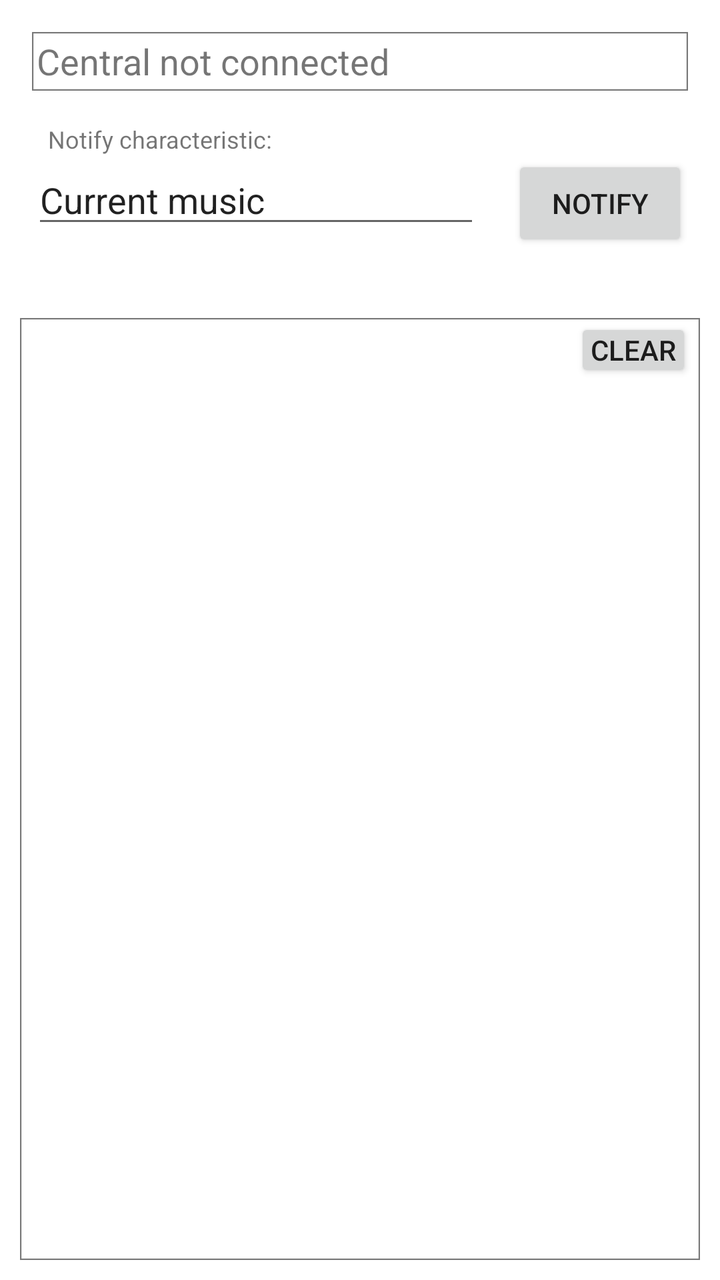
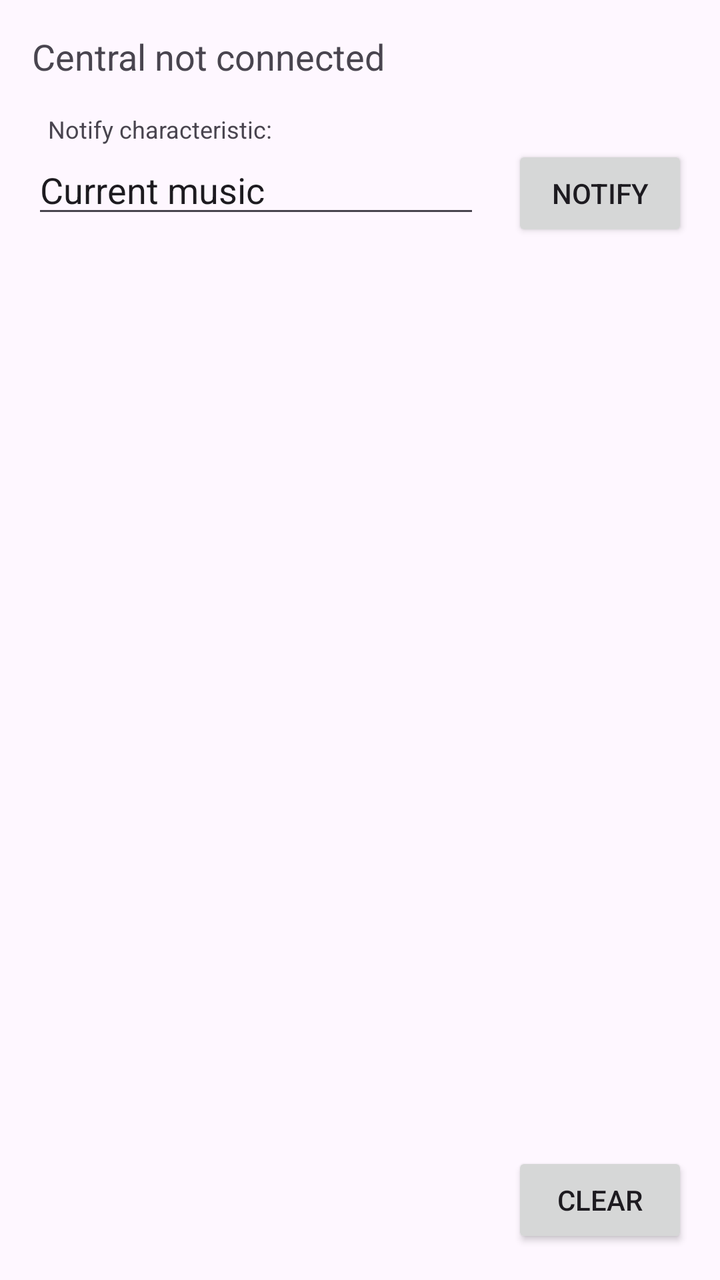

Compare the two renders of this Android layout. The source of the first and the diff that turns it into the second are given below.
<!-- AndroidManifest.xml: application theme Theme.Twingo -->
<!-- res/layout/activity_main.xml -->
<?xml version="1.0" encoding="utf-8"?>
<androidx.constraintlayout.widget.ConstraintLayout xmlns:android="http://schemas.android.com/apk/res/android"
    xmlns:app="http://schemas.android.com/apk/res-auto"
    xmlns:tools="http://schemas.android.com/tools"
    android:layout_width="match_parent"
    android:layout_height="match_parent"
    android:layout_marginTop="96dp"
    tools:context=".MainActivity">

    <TextView
        android:id="@+id/textViewConnectionState"
        android:layout_width="0dp"
        android:layout_height="wrap_content"
        android:layout_marginStart="16dp"
        android:layout_marginTop="16dp"
        android:layout_marginEnd="16dp"
        android:background="@drawable/img_gray_border"
        android:text="@string/textDisconnected"
        android:textSize="18sp"
        app:layout_constraintEnd_toEndOf="parent"
        app:layout_constraintStart_toStartOf="parent"
        app:layout_constraintTop_toTopOf="parent" />

    <TextView
        android:id="@+id/textViewHintCurrentMusicCharacteristic"
        android:layout_width="wrap_content"
        android:layout_height="wrap_content"
        android:layout_marginStart="24dp"
        android:layout_marginTop="16dp"
        android:text="@string/textStaticCurrentMusicCharacteristic"
        android:textSize="12sp"
        app:layout_constraintStart_toStartOf="parent"
        app:layout_constraintTop_toBottomOf="@+id/textViewConnectionState" />

    <EditText
        android:id="@+id/editTextCurrentMusicCharacteristic"
        android:layout_width="0dp"
        android:layout_height="wrap_content"
        android:layout_marginStart="16dp"
        android:layout_marginEnd="16dp"
        android:autofillHints=""
        android:ems="10"
        android:inputType="text"
        android:text="Current music"
        app:layout_constraintEnd_toStartOf="@+id/buttonNotify"
        app:layout_constraintStart_toStartOf="parent"
        app:layout_constraintTop_toBottomOf="@+id/textViewHintCurrentMusicCharacteristic" />

    <Button
        android:id="@+id/buttonNotify"
        android:layout_width="wrap_content"
        android:layout_height="wrap_content"
        android:layout_marginEnd="16dp"
        android:onClick="onTapSend"
        android:text="@string/buttonNotify"
        app:layout_constraintBaseline_toBaselineOf="@+id/editTextCurrentMusicCharacteristic"
        app:layout_constraintEnd_toEndOf="parent" />

    <ImageView
        android:id="@+id/musicCover"
        android:layout_width="wrap_content"
        android:layout_height="wrap_content"
        android:layout_marginStart="16dp"
        android:layout_marginTop="16dp"
        android:contentDescription=""
        app:layout_constraintStart_toStartOf="parent"
        app:layout_constraintTop_toBottomOf="@+id/editTextCurrentMusicCharacteristic" />

    <ImageView
        android:id="@+id/grayscaleMusicCover"
        android:layout_width="wrap_content"
        android:layout_height="wrap_content"
        android:layout_marginStart="16dp"
        android:layout_marginTop="16dp"
        android:contentDescription=""
        app:layout_constraintStart_toEndOf="@+id/musicCover"
        app:layout_constraintTop_toBottomOf="@+id/editTextCurrentMusicCharacteristic" />

    <ScrollView
        android:id="@+id/scrollViewLog"
        android:layout_width="match_parent"
        android:layout_height="0dp"
        android:layout_marginStart="10dp"
        android:layout_marginTop="24dp"
        android:layout_marginEnd="10dp"
        android:layout_marginBottom="10dp"
        android:layout_weight="1"
        android:background="@drawable/img_gray_border"
        app:layout_constraintBottom_toBottomOf="parent"
        app:layout_constraintEnd_toEndOf="parent"
        app:layout_constraintHorizontal_bias="0.0"
        app:layout_constraintStart_toStartOf="parent"
        app:layout_constraintTop_toBottomOf="@+id/musicCover">

        <TextView
            android:id="@+id/textViewLog"
            android:layout_width="wrap_content"
            android:layout_height="wrap_content" />

    </ScrollView>

    <Button
        android:id="@+id/buttonClearLog"
        android:layout_width="wrap_content"
        android:layout_height="wrap_content"
        android:layout_marginEnd="4dp"
        android:minWidth="48dip"
        android:minHeight="32dip"
        android:onClick="onTapClearLog"
        android:paddingLeft="8dp"
        android:paddingTop="4dp"
        android:paddingRight="8dp"
        android:paddingBottom="4dp"
        android:text="@string/buttonClearLogs"
        app:layout_constraintEnd_toEndOf="@+id/scrollViewLog"
        app:layout_constraintTop_toTopOf="@+id/scrollViewLog" />

</androidx.constraintlayout.widget.ConstraintLayout>
<!-- resources referenced by this layout -->
<resources>
  <!-- drawable img_gray_border: png bitmap (drawable-hdpi, 338 bytes) -->
  <string name="buttonClearLogs">Clear</string>
  <string name="buttonNotify">Notify</string>
  <string name="textDisconnected">Central not connected</string>
  <string name="textStaticCurrentMusicCharacteristic">Notify characteristic:</string>
  <style name="Theme.Twingo" parent="Theme.MaterialComponents.DayNight.DarkActionBar">
          
          <item name="colorPrimary">@color/purple_500</item>
          <item name="colorPrimaryVariant">@color/purple_700</item>
          <item name="colorOnPrimary">@color/white</item>
          
          <item name="colorSecondary">@color/teal_200</item>
          <item name="colorSecondaryVariant">@color/teal_700</item>
          <item name="colorOnSecondary">@color/black</item>
          
          <item name="android:statusBarColor" tools:targetApi="l">?attr/colorPrimaryVariant</item>
          
      </style>
  <color name="purple_500">#FF6200EE</color>
  <color name="purple_700">#FF3700B3</color>
  <color name="white">#FFFFFFFF</color>
  <color name="teal_200">#FF03DAC5</color>
  <color name="teal_700">#FF018786</color>
  <color name="black">#FF000000</color>
</resources>

<!-- the commit's change to res/layout/activity_main.xml (unified diff, before → after) -->
@@ -4,7 +4,7 @@
     xmlns:tools="http://schemas.android.com/tools"
     android:layout_width="match_parent"
     android:layout_height="match_parent"
-    android:layout_marginTop="96dp"
+    android:layout_marginTop="64dp"
     tools:context=".MainActivity">
 
     <TextView
@@ -14,7 +14,6 @@
         android:layout_marginStart="16dp"
         android:layout_marginTop="16dp"
         android:layout_marginEnd="16dp"
-        android:background="@drawable/img_gray_border"
         android:text="@string/textDisconnected"
         android:textSize="18sp"
         app:layout_constraintEnd_toEndOf="parent"
@@ -58,20 +57,20 @@
 
     <ImageView
         android:id="@+id/musicCover"
-        android:layout_width="wrap_content"
-        android:layout_height="wrap_content"
+        android:layout_width="48dp"
+        android:layout_height="48dp"
         android:layout_marginStart="16dp"
-        android:layout_marginTop="16dp"
+        android:layout_marginTop="8dp"
         android:contentDescription=""
         app:layout_constraintStart_toStartOf="parent"
         app:layout_constraintTop_toBottomOf="@+id/editTextCurrentMusicCharacteristic" />
 
     <ImageView
         android:id="@+id/grayscaleMusicCover"
-        android:layout_width="wrap_content"
-        android:layout_height="wrap_content"
+        android:layout_width="48dp"
+        android:layout_height="48dp"
         android:layout_marginStart="16dp"
-        android:layout_marginTop="16dp"
+        android:layout_marginTop="8dp"
         android:contentDescription=""
         app:layout_constraintStart_toEndOf="@+id/musicCover"
         app:layout_constraintTop_toBottomOf="@+id/editTextCurrentMusicCharacteristic" />
@@ -80,13 +79,12 @@
         android:id="@+id/scrollViewLog"
         android:layout_width="match_parent"
         android:layout_height="0dp"
-        android:layout_marginStart="10dp"
-        android:layout_marginTop="24dp"
-        android:layout_marginEnd="10dp"
-        android:layout_marginBottom="10dp"
+        android:layout_marginStart="16dp"
+        android:layout_marginTop="16dp"
+        android:layout_marginEnd="16dp"
+        android:layout_marginBottom="16dp"
         android:layout_weight="1"
-        android:background="@drawable/img_gray_border"
-        app:layout_constraintBottom_toBottomOf="parent"
+        app:layout_constraintBottom_toTopOf="@+id/buttonClearLog"
         app:layout_constraintEnd_toEndOf="parent"
         app:layout_constraintHorizontal_bias="0.0"
         app:layout_constraintStart_toStartOf="parent"
@@ -103,16 +101,11 @@
         android:id="@+id/buttonClearLog"
         android:layout_width="wrap_content"
         android:layout_height="wrap_content"
-        android:layout_marginEnd="4dp"
-        android:minWidth="48dip"
-        android:minHeight="32dip"
+        android:layout_marginBottom="16dp"
+        android:layout_marginEnd="16dp"
         android:onClick="onTapClearLog"
-        android:paddingLeft="8dp"
-        android:paddingTop="4dp"
-        android:paddingRight="8dp"
-        android:paddingBottom="4dp"
         android:text="@string/buttonClearLogs"
-        app:layout_constraintEnd_toEndOf="@+id/scrollViewLog"
-        app:layout_constraintTop_toTopOf="@+id/scrollViewLog" />
+        app:layout_constraintBottom_toBottomOf="parent"
+        app:layout_constraintEnd_toEndOf="parent" />
 
 </androidx.constraintlayout.widget.ConstraintLayout>
<!-- resource entries referenced after the edit -->
@@ -1,28 +1,8 @@
 <!-- resources referenced by this layout -->
 <resources>
-  <!-- drawable img_gray_border: png bitmap (drawable-hdpi, 338 bytes) -->
   <string name="buttonClearLogs">Clear</string>
   <string name="buttonNotify">Notify</string>
   <string name="textDisconnected">Central not connected</string>
   <string name="textStaticCurrentMusicCharacteristic">Notify characteristic:</string>
-  <style name="Theme.Twingo" parent="Theme.MaterialComponents.DayNight.DarkActionBar">
-          
-          <item name="colorPrimary">@color/purple_500</item>
-          <item name="colorPrimaryVariant">@color/purple_700</item>
-          <item name="colorOnPrimary">@color/white</item>
-          
-          <item name="colorSecondary">@color/teal_200</item>
-          <item name="colorSecondaryVariant">@color/teal_700</item>
-          <item name="colorOnSecondary">@color/black</item>
-          
-          <item name="android:statusBarColor" tools:targetApi="l">?attr/colorPrimaryVariant</item>
-          
-      </style>
-  <color name="purple_500">#FF6200EE</color>
-  <color name="purple_700">#FF3700B3</color>
-  <color name="white">#FFFFFFFF</color>
-  <color name="teal_200">#FF03DAC5</color>
-  <color name="teal_700">#FF018786</color>
-  <color name="black">#FF000000</color>
 </resources>
 
